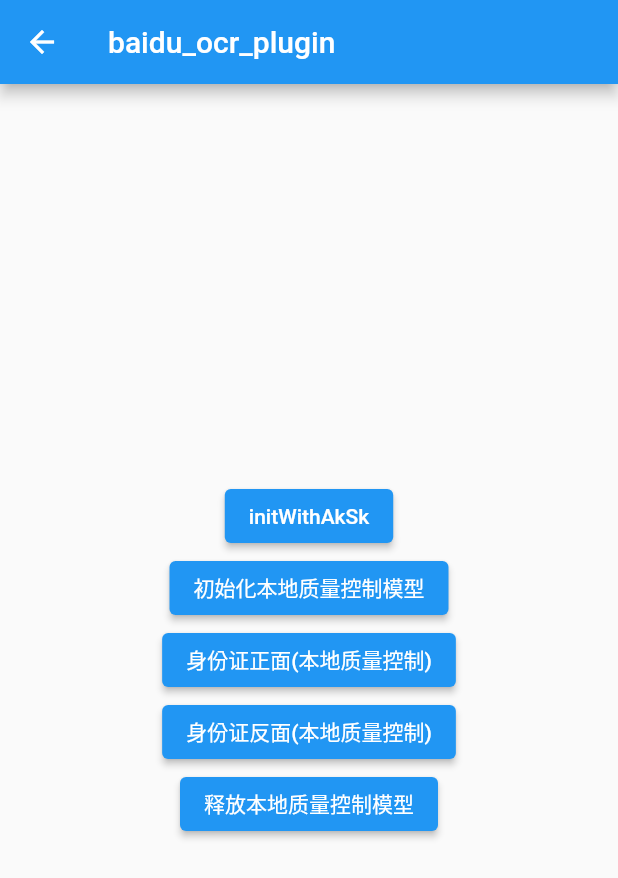
After one commit to yanhao98/baidu_ocr_plugin, a Flutter app: the SubScreen screen opened directly, after a tap on "确定", on a phone screen of 412 x 824 dp. The commit adds this screen. Shown: the top 878 px of the screen. Run offline on Flutter 3.47's test engine with Material 2 defaults, Android fonts, the phone set to English and light mode, and no system bars; our stand-ins replace flutter_easyloading, permission_handler, recase.

Commit message:
fix 安卓端实现。

```diff
--- /dev/null
+++ b/example/lib/sub_screen.dart
@@ -0,0 +1,132 @@
+import 'package:baidu_ocr_plugin/baidu_ocr_plugin.dart';
+import 'package:flutter/material.dart';
+import 'package:flutter_easyloading/flutter_easyloading.dart';
+import 'package:permission_handler/permission_handler.dart';
+
+const ak = 'LrWkpucBSIKHErkFLWl71Pji';
+const sk = 'YnRX31Nz3g5aKUFPtv6A6oYvFFWhgRd6';
+
+class SubScreen extends StatefulWidget {
+  const SubScreen({Key? key}) : super(key: key);
+
+  @override
+  _SubScreenState createState() => _SubScreenState();
+}
+
+class _SubScreenState extends State<SubScreen> {
+  @override
+  void initState() {
+    [Permission.camera, Permission.storage].request();
+    _initWithAkSk();
+    super.initState();
+  }
+
+  @override
+  Widget build(BuildContext context) {
+    return Scaffold(
+      appBar: AppBar(
+        title: const Text('baidu_ocr_plugin'),
+      ),
+      body: Builder(builder: (context) {
+        return Center(
+          child: Column(
+            mainAxisSize: MainAxisSize.min,
+            children: <Widget>[
+              ElevatedButton(
+                onPressed: () => _initWithAkSk(),
+                child: const Text('initWithAkSk'),
+              ),
+              ElevatedButton(
+                onPressed: () => BaiduOcrPlugin.instance.initCameraNative(),
+                child: const Text('初始化本地质量控制模型'),
+              ),
+              ElevatedButton(
+                onPressed: () => _recognizeIdCardFrontNative(context),
+                child: const Text('身份证正面(本地质量控制)'),
+              ),
+              ElevatedButton(
+                onPressed: () => _recognizeIdCardBackNative(context),
+                child: const Text('身份证反面(本地质量控制)'),
+              ),
+              ElevatedButton(
+                onPressed: () => BaiduOcrPlugin.instance.releaseCameraNative(),
+                child: const Text('释放本地质量控制模型'),
+              ),
+            ],
+          ),
+        );
+      }),
+    );
+  }
+
+  void _initWithAkSk() {
+    EasyLoading.show(status: '_initWithAkSk', maskType: EasyLoadingMaskType.black);
+
+    BaiduOcrPlugin.instance //
+        .initWithAkSk(ak, sk)
+        .then((_) => EasyLoading.dismiss().then((_) => EasyLoading.showInfo('init success')))
+        .onError<BaiduOcrPluginError>(
+          (error, stackTrace) => EasyLoading.dismiss().then((_) => _alertText(context, '初始化错误', error.message)),
+        );
+  }
+
+  void _recognizeIdCardBackNative(BuildContext context) {
+    BaiduOcrPlugin.instance.recognizeIdCardBackNative(
+      RecognizeCallbackHandler(
+        onStart: () => EasyLoading.show(status: '正在识别...', maskType: EasyLoadingMaskType.black),
+        onResult: (result) => EasyLoading.dismiss().then(
+          (_) => _alertText(
+              context,
+              '反面扫描结果',
+              '${result.back.issueAuthority}\n'
+                  '${result.back.signDate}\n'
+                  '${result.back.expiryDate}\n'),
+        ),
+        onError: (description) => EasyLoading.dismiss().then(
+          (_) => _alertText(context, '反面扫描错误', description),
+        ),
+      ),
+    );
+  }
+
+  void _recognizeIdCardFrontNative(BuildContext context) async {
+    BaiduOcrPlugin.instance.recognizeIdCardFrontNative(
+      RecognizeCallbackHandler(
+        onStart: () => EasyLoading.show(status: '正面识别...', maskType: EasyLoadingMaskType.black),
+        onResult: (result) => EasyLoading.dismiss().then((_) => _alertText(
+            context,
+            '正面扫描结果',
+            '${result.front.name}\n'
+                '${result.front.idNumber}\n'
+                '${result.front.gender}\n'
+                '${result.front.ethnic}\n'
+                '${result.front.birthday}\n'
+                '${result.front.address}\n')),
+        onError: (description) => EasyLoading.dismiss().then(
+          (_) => _alertText(context, '正面扫描错误', description),
+        ),
+      ),
+    );
+  }
+
+  void _alertText(BuildContext context, String title, [String? content]) {
+    showDialog(
+      barrierDismissible: false,
+      context: context,
+      builder: (context) {
+        return AlertDialog(
+          title: Text(title),
+          content: content != null ? Text(content) : null,
+          actions: [
+            TextButton(
+              onPressed: () {
+                Navigator.pop(context);
+              },
+              child: const Text('确定'),
+            )
+          ],
+        );
+      },
+    );
+  }
+}
--- a/pigeons/messages.dart
+++ b/pigeons/messages.dart
@@ -16,11 +16,9 @@
   /// 身份证反面(本地质量控制)
   void recognizeIdCardBackNative();
 
-  // TODO:安卓端在初始化SDK的时候init。
   /// 初始化本地质量控制模型
   void initCameraNative();
 
-  //  TODO:release SDK的时候release。
   /// 释放本地质量控制模型
   void releaseCameraNative();
 }
```
Also changed, not shown: example/lib/main.dart (+7 -100 lines), lib/baidu_ocr_plugin.dart (+6 -6 lines), 1 other file.
